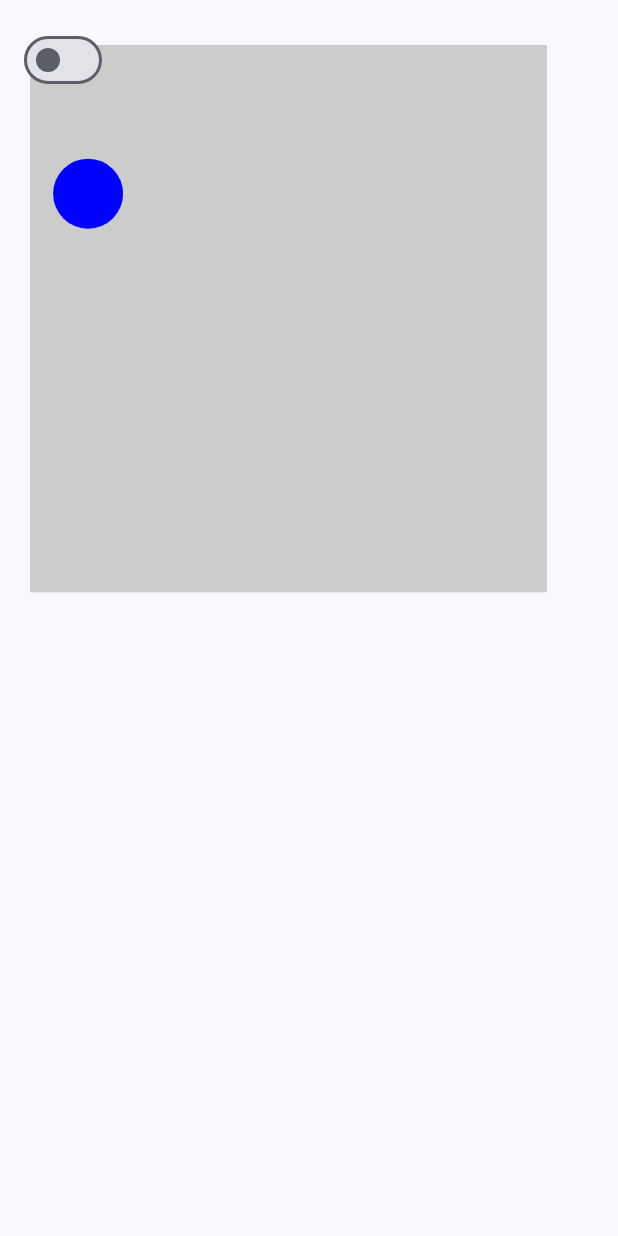
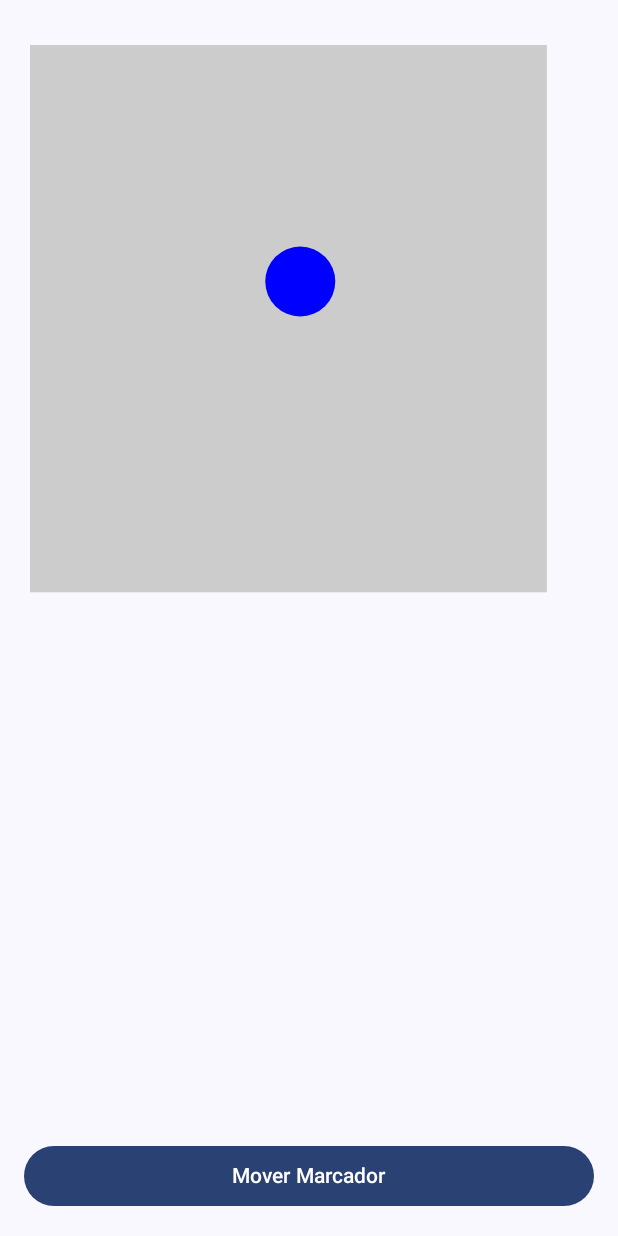
Before and after one commit to PaulLuqueCcosi/Beacon_Position_Scanner, an Android app built with Jetpack Compose: the screen it shows after launch (MainActivity), on a phone screen of 412 x 824 dp. Run offline under Robolectric (Android 15) with nearby library versions, the phone set to English and light mode, and no system bars; our stand-ins replace Dagger/Hilt's generated code.

Commit message:
Se mueve el punto

```diff
--- a/app/src/main/java/com/danp/beacon_position_scanner/ClassroomCanvas.kt
+++ b/app/src/main/java/com/danp/beacon_position_scanner/ClassroomCanvas.kt
@@ -1,13 +1,20 @@
 package com.danp.beacon_position_scanner
 
+import MarkerViewModel
 import androidx.compose.foundation.Canvas
 import androidx.compose.foundation.layout.Box
 import androidx.compose.foundation.layout.Column
 import androidx.compose.foundation.layout.fillMaxSize
+import androidx.compose.foundation.layout.fillMaxWidth
 import androidx.compose.foundation.layout.padding
+import androidx.compose.material3.Button
 import androidx.compose.material3.Scaffold
+import androidx.compose.material3.Text
 import androidx.compose.runtime.Composable
+import androidx.compose.runtime.getValue
+import androidx.compose.runtime.mutableStateOf
 import androidx.compose.runtime.remember
+import androidx.compose.runtime.setValue
 import androidx.compose.ui.Modifier
 import androidx.compose.ui.geometry.Offset
 import androidx.compose.ui.geometry.Size
@@ -16,9 +23,7 @@ import androidx.compose.ui.platform.LocalDensity
 import androidx.compose.ui.tooling.preview.Preview
 import androidx.compose.ui.unit.Dp
 import androidx.compose.ui.unit.dp
-
-class ClassroomCanvas {
-}
+import kotlin.random.Random
 
 object ProjSizes {
     val heightCM = 810.dp
@@ -36,31 +41,38 @@ fun DpToPx(dp: Dp): Float {
     }
 }
 
-
-@Preview(showBackground = true)
 @Composable
-fun Final() {
-    val posX: Dp = 86.dp // 0..765 Dp
-    val posY: Dp = 220.dp // 0...810 Dp/
-
-    val posXProp = DpToPx(dp = posX / ProjSizes.proportion)
-    val posYProp = DpToPx(dp = posY / ProjSizes.proportion)
-
+fun Final(viewModel: MarkerViewModel = MarkerViewModel()) {
     Scaffold(modifier = Modifier.fillMaxSize()) { innerPadding ->
         Column(modifier = Modifier.padding(innerPadding)) {
             Box(
                 modifier = Modifier
+                    .weight(1f)
                     .fillMaxSize()
                     .padding(top = 30.dp, end = 20.dp, start = 20.dp)
             ) {
                 RoomCanvas()
-                TargetPos(offset = Offset(posXProp, posYProp))
+                // Obtenemos las posiciones del ViewModel
+                TargetPos(offset = Offset(DpToPx(viewModel.posX / ProjSizes.proportion), DpToPx(viewModel.posY / ProjSizes.proportion)))
+            }
+            // Spacer para alinear el botón en la parte inferior
+            Button(
+                onClick = {
+                    // Generamos nuevas posiciones aleatorias
+                    val newPosX = (0..ProjSizes.widthCM.value.toInt() - 1).random().dp
+                    val newPosY = (0..ProjSizes.heightCM.value.toInt() - 1).random().dp
+                    // Actualizamos las posiciones del marcador a través del ViewModel
+                    viewModel.updatePosition(newPosX, newPosY)
+                },
+                modifier = Modifier
+                    .fillMaxWidth()
+                    .padding(16.dp)
+            ) {
+                Text("Mover Marcador")
             }
         }
-
     }
 }
-
 @Composable
 fun RoomCanvas(modifier: Modifier = Modifier) {
     Canvas(modifier) {
@@ -75,7 +87,6 @@ fun RoomCanvas(modifier: Modifier = Modifier) {
 @Composable
 fun RoomPreview() {
     RoomCanvas()
-
 }
 
 @Composable
@@ -84,9 +95,3 @@ fun TargetPos(offset: Offset, modifier: Modifier = Modifier) {
         drawCircle(Color.Blue, radius = 35f, center = offset)
     }
 }
-
-@Composable
-fun PositionFields(modifier: Modifier = Modifier) {
-
-
-}
--- a/app/src/main/java/com/danp/beacon_position_scanner/MainActivity.kt
+++ b/app/src/main/java/com/danp/beacon_position_scanner/MainActivity.kt
@@ -27,8 +27,8 @@ class MainActivity : ComponentActivity() {
                         modifier = Modifier.padding(innerPadding)
                     )
 
+                    // Mostrar la función Final
                     Final()
-                    EjemploService(ServiceSwitchViewModel())
                 }
             }
         }
--- /dev/null
+++ b/app/src/main/java/com/danp/beacon_position_scanner/viewModel/MarkerViewModel.kt
@@ -0,0 +1,23 @@
+import androidx.compose.runtime.mutableStateOf
+import androidx.lifecycle.ViewModel
+import androidx.compose.runtime.getValue
+import androidx.compose.runtime.setValue
+import androidx.compose.runtime.mutableStateOf
+import androidx.compose.ui.unit.Dp
+import androidx.compose.ui.unit.dp
+
+class MarkerViewModel : ViewModel() {
+
+    // Estado mutable para las posiciones del marcador
+    var posX by mutableStateOf(400.dp)
+        private set
+
+    var posY by mutableStateOf(350.dp)
+        private set
+
+    // Función para actualizar las posiciones del marcador
+    fun updatePosition(newPosX: Dp, newPosY: Dp) {
+        posX = newPosX
+        posY = newPosY
+    }
+}
```
